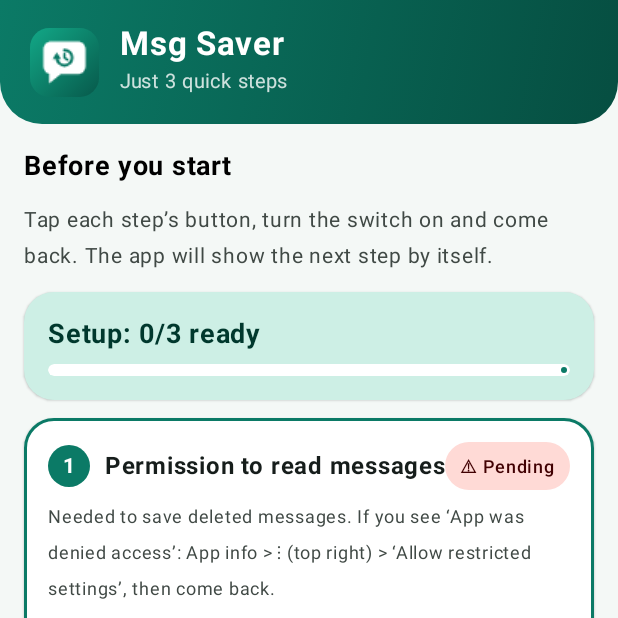
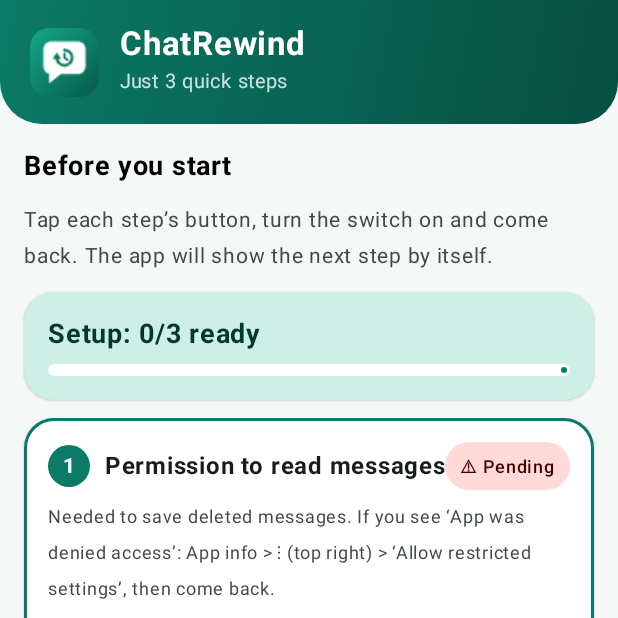
Before and after one commit to coding-world197/MsgSaver-apk, an Android app built with Jetpack Compose: the screen it shows after launch (MainActivity), on a phone screen of 412 x 824 dp, the top half of it. Run offline under Robolectric (Android 15) with nearby library versions, the phone set to English and light mode, and no system bars; our stand-ins replace Room's generated code; libraries missing offline, so code that uses them is left out: coil.decode; pictures from the network do not load; 1 statement that could not run was skipped.

Commit message:
Add files via upload

```diff
--- a/app/build.gradle.kts
+++ b/app/build.gradle.kts
@@ -17,8 +17,8 @@ android {
         minSdk = 29
         targetSdk = 34
         // IMPORTANT: increase versionCode by 1 for every update you release
-        versionCode = 4
-        versionName = "1.3"
+        versionCode = 5
+        versionName = "1.4"
     }
     signingConfigs {
         if (ksFile != null) {
--- a/app/src/main/AndroidManifest.xml
+++ b/app/src/main/AndroidManifest.xml
@@ -6,7 +6,7 @@
     <application
         android:icon="@mipmap/ic_launcher"
         android:roundIcon="@mipmap/ic_launcher"
-        android:label="Msg Saver"
+        android:label="ChatRewind"
         android:theme="@android:style/Theme.DeviceDefault.NoActionBar">
         <activity android:name=".MainActivity" android:exported="true">
             <intent-filter>
@@ -17,7 +17,7 @@
         <service
             android:name=".WhatsAppListener"
             android:exported="true"
-            android:label="Msg Saver"
+            android:label="ChatRewind"
             android:permission="android.permission.BIND_NOTIFICATION_LISTENER_SERVICE">
             <intent-filter>
                 <action android:name="android.service.notification.NotificationListenerService" />
--- a/app/src/main/java/com/example/msgsaver/MainActivity.kt
+++ b/app/src/main/java/com/example/msgsaver/MainActivity.kt
@@ -57,7 +57,7 @@ class MainActivity : ComponentActivity() {
     override fun onCreate(savedInstanceState: Bundle?) {
         super.onCreate(savedInstanceState)
         enableEdgeToEdge(statusBarStyle = SystemBarStyle.dark(android.graphics.Color.TRANSPARENT))
-        setContent { MsgSaverTheme { Root() } }
+        setContent { ChatRewindTheme { Root() } }
     }
 }
 
@@ -136,7 +136,7 @@ fun MainScaffold(messages: List<SavedMessage>, tab: Int, onTab: (Int) -> Unit) {
     }
     Scaffold(
         containerColor = MaterialTheme.colorScheme.background,
-        topBar = { AppHeader("Msg Saver", subtitle) },
+        topBar = { AppHeader("ChatRewind", subtitle) },
         bottomBar = {
             NavigationBar(containerColor = MaterialTheme.colorScheme.surface) {
                 tabs.forEachIndexed { i, (emoji, label) ->
@@ -164,7 +164,7 @@ fun SetupWizard(onSkip: () -> Unit) {
     Column(
         Modifier.fillMaxSize().background(MaterialTheme.colorScheme.background).navigationBarsPadding()
     ) {
-        AppHeader("Msg Saver", "Just 3 quick steps")
+        AppHeader("ChatRewind", "Just 3 quick steps")
         Column(
             Modifier.weight(1f).verticalScroll(rememberScrollState()).padding(16.dp),
             verticalArrangement = Arrangement.spacedBy(12.dp)
--- a/app/src/main/java/com/example/msgsaver/Theme.kt
+++ b/app/src/main/java/com/example/msgsaver/Theme.kt
@@ -40,7 +40,7 @@ private val DarkColors = darkColorScheme(
 )
 
 @Composable
-fun MsgSaverTheme(content: @Composable () -> Unit) {
+fun ChatRewindTheme(content: @Composable () -> Unit) {
     MaterialTheme(
         colorScheme = if (isSystemInDarkTheme()) DarkColors else LightColors,
         content = content
--- a/app/src/main/java/com/example/msgsaver/Utils.kt
+++ b/app/src/main/java/com/example/msgsaver/Utils.kt
@@ -53,7 +53,7 @@ fun openFile(ctx: Context, path: String) {
     }
 }
 
-/** Copies a backed-up status into the phone gallery (Pictures/MsgSaver or Movies/MsgSaver). */
+/** Copies a backed-up status into the phone gallery (Pictures/ChatRewind or Movies/ChatRewind). */
 fun saveToGallery(ctx: Context, f: BackupFile): Boolean {
     return try {
         val isVideo = f.name.endsWith(".mp4", true)
@@ -63,7 +63,7 @@ fun saveToGallery(ctx: Context, f: BackupFile): Boolean {
         val values = ContentValues().apply {
             put(MediaStore.MediaColumns.DISPLAY_NAME, f.name)
             put(MediaStore.MediaColumns.MIME_TYPE, mimeOf(f.name))
-            if (Build.VERSION.SDK_INT >= 29) put(MediaStore.MediaColumns.RELATIVE_PATH, "$folder/MsgSaver")
+            if (Build.VERSION.SDK_INT >= 29) put(MediaStore.MediaColumns.RELATIVE_PATH, "$folder/ChatRewind")
         }
         val uri = ctx.contentResolver.insert(collection, values) ?: return false
         ctx.contentResolver.openOutputStream(uri)?.use { o ->
--- a/settings.gradle.kts
+++ b/settings.gradle.kts
@@ -1,4 +1,4 @@
 pluginManagement { repositories { google(); mavenCentral(); gradlePluginPortal() } }
 dependencyResolutionManagement { repositories { google(); mavenCentral() } }
-rootProject.name = "MsgSaver"
+rootProject.name = "ChatRewind"
 include(":app")
```
Also changed, not shown: 2 other files.
